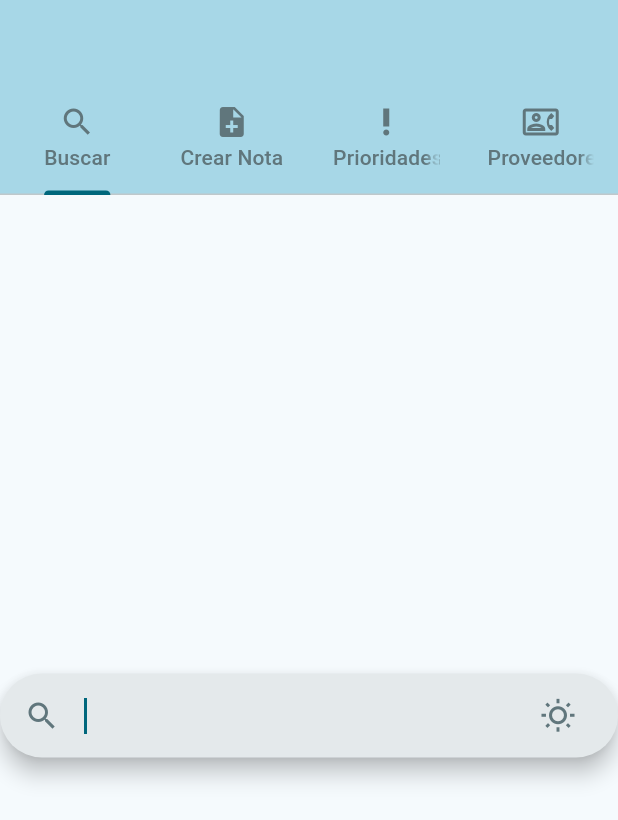
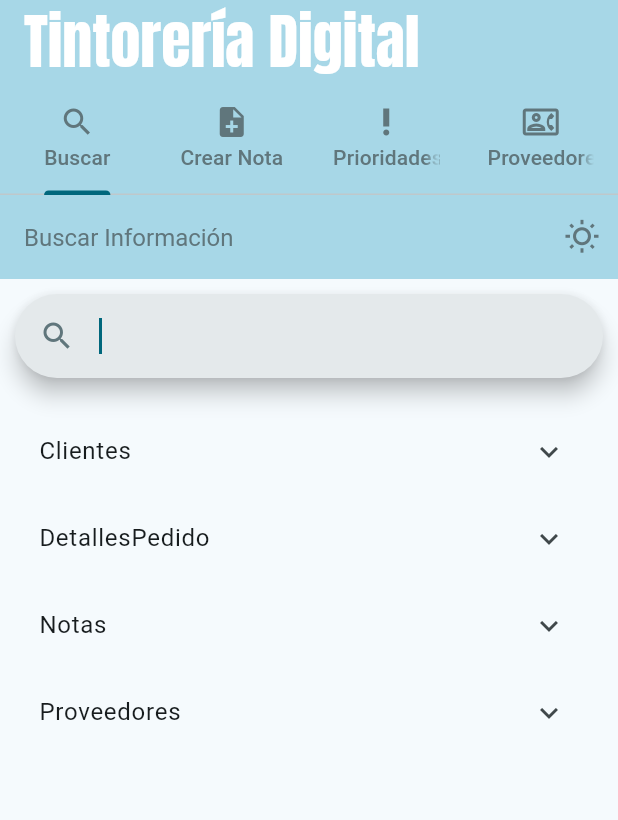
Before and after one commit to inseht/tintoreriadigital, a Flutter app: the screen it shows after launch, after a tap on the "search" icon, on a phone screen of 412 x 824 dp. Shown: the top 820 px of the screen. Run offline on Flutter 3.47's test engine with Material 3 defaults, Android fonts, the phone set to English and light mode, and no system bars; our stand-ins replace flutter_bloc, google_fonts, roundcheckbox, sqflite_common_ffi, syncfusion_flutter_datepicker; missing offline and left inert: appflowy_board, bitsdojo_window; accounts and stored records are empty.

Commit message:
busqueda implementada, falta hacerla bonita e intuitiva

```diff
--- a/lib/bd/bdmodel.dart
+++ b/lib/bd/bdmodel.dart
@@ -108,4 +108,25 @@ class BdModel {
     final db = await inicializarBD();
     await db.insert('Notas', notas);
   }
+
+  static Future<Map<String, List<Map<String, dynamic>>>> obtenerDatosDeTodasLasTablas() async {
+  final db = await inicializarBD();
+
+  // Consultar datos de cada tabla
+  final clientes = await db.query('Cliente');
+  final detallesPedido = await db.query('DetallesPedido');
+  final notas = await db.query('Notas');
+  final proveedores = await db.query('Proveedores');
+
+  await db.close();
+
+  // Retornar los resultados organizados en un mapa
+  return {
+    'Clientes': clientes,
+    'DetallesPedido': detallesPedido,
+    'Notas': notas,
+    'Proveedores': proveedores,
+  };
 }
+
+}
--- a/lib/temas/apptheme.dart
+++ b/lib/temas/apptheme.dart
@@ -25,6 +25,12 @@ class AppTheme {
       labelColor: Color.fromRGBO(96, 118, 124, 1),
       unselectedLabelColor: Color.fromRGBO(96, 118, 124, 1),
     ),
+    textTheme: const TextTheme(
+      titleLarge: TextStyle(
+        fontSize: 16,
+        color: Color.fromRGBO(96, 118, 124, 1),
+      ),
+    ),
   );
 
   // Modo oscuro
--- a/lib/vistas/buscar.dart
+++ b/lib/vistas/buscar.dart
@@ -1,6 +1,5 @@
 import 'package:flutter/material.dart';
-import 'package:sqflite_common_ffi/sqflite_ffi.dart';
-
+import 'package:tintoreriadigital/bd/bdmodel.dart';
 class Buscar extends StatefulWidget {
   const Buscar({super.key});
 
@@ -11,36 +10,111 @@ class Buscar extends StatefulWidget {
 class _BuscarState extends State<Buscar> {
   bool isDark = false;
   final SearchController _controller = SearchController();
+  Map<String, List<Map<String, dynamic>>> datos = {};
+  Map<String, List<Map<String, dynamic>>> resultadosFiltrados = {};
+
+  @override
+  void initState() {
+    super.initState();
+    _cargarDatos();
+    _controller.addListener(_buscarTexto);
+  }
+
+  @override
+  void dispose() {
+    _controller.removeListener(_buscarTexto);
+    _controller.dispose();
+    super.dispose();
+  }
+
+  // Método para cargar los datos de todas las tablas
+  Future<void> _cargarDatos() async {
+    final resultados = await BdModel.obtenerDatosDeTodasLasTablas();
+    setState(() {
+      datos = resultados;
+      resultadosFiltrados = resultados; // Inicialmente, todos los datos se muestran
+    });
+  }
+
+  // Método para buscar coincidencias en todas las tablas
+  void _buscarTexto() {
+    String texto = _controller.text.toLowerCase().trim();
+
+    if (texto.isEmpty) {
+      // Si la barra de búsqueda está vacía, mostrar todos los datos
+      setState(() {
+        resultadosFiltrados = datos;
+      });
+      return;
+    }
+
+    // Filtrar resultados
+    Map<String, List<Map<String, dynamic>>> nuevosResultados = {};
+
+    datos.forEach((tabla, registros) {
+      List<Map<String, dynamic>> coincidencias = registros.where((registro) {
+        // Buscar coincidencias en los valores de cada registro
+        return registro.values.any((valor) =>
+            valor.toString().toLowerCase().contains(texto));
+      }).toList();
+
+      if (coincidencias.isNotEmpty) {
+        nuevosResultados[tabla] = coincidencias;
+      }
+    });
+
+    setState(() {
+      resultadosFiltrados = nuevosResultados;
+    });
+  }
 
   @override
   Widget build(BuildContext context) {
     return Scaffold(
-      body: Center(
-        child: SearchBar(
-          controller: _controller,
-          padding: const MaterialStatePropertyAll<EdgeInsets>(
-            EdgeInsets.symmetric(horizontal: 16.0),
+      appBar: AppBar(
+        title: const Text('Buscar Información'),
+        actions: [
+          IconButton(
+            isSelected: isDark,
+            icon: const Icon(Icons.wb_sunny_outlined),
+            selectedIcon: const Icon(Icons.brightness_2_outlined),
+            onPressed: () {
+              setState(() {
+                isDark = !isDark;
+              });
+            },
           ),
-          onTap: () {
-            _controller.openView();
-          },
-          onChanged: (_) {
-            _controller.openView();
-          },
-          leading: const Icon(Icons.search),
-          trailing: <Widget>[
-            Tooltip(
-              message: 'Cambiar modo de brillo',
-              child: IconButton(
-                isSelected: isDark,
-                onPressed: () {
-                  setState(() {
-                    isDark = !isDark;
-                  });
-                },
-                icon: const Icon(Icons.wb_sunny_outlined),
-                selectedIcon: const Icon(Icons.brightness_2_outlined),
+        ],
+      ),
+      body: Padding(
+        padding: const EdgeInsets.all(10.0),
+        child: Column(
+          children: [
+            // Barra de búsqueda
+            SearchBar(
+              controller: _controller,
+              padding: const WidgetStatePropertyAll<EdgeInsets>(
+                EdgeInsets.symmetric(horizontal: 16.0),
               ),
+              leading: const Icon(Icons.search),
+            ),
+            const SizedBox(height: 20),
+            // Mostrar resultados
+            Expanded(
+              child: resultadosFiltrados.isEmpty
+                  ? const Center(child: Text('No hay coincidencias'))
+                  : ListView(
+                      children: resultadosFiltrados.entries.map((entry) {
+                        return ExpansionTile(
+                          title: Text(entry.key),
+                          children: entry.value.map((item) {
+                            return ListTile(
+                              title: Text(item.toString()),
+                            );
+                          }).toList(),
+                        );
+                      }).toList(),
+                    ),
             ),
           ],
         ),
--- a/lib/vistas/vistaPrincipal.dart
+++ b/lib/vistas/vistaPrincipal.dart
@@ -24,6 +24,16 @@ class _MainViewState extends State<MainView> with SingleTickerProviderStateMixin
   Widget build(BuildContext context) {
     return Scaffold(
       appBar: AppBar(
+title: Text(
+  'Tintorería Digital',
+  style: GoogleFonts.anton(
+    color: Colors.white,
+    fontSize:40,
+  ),
+),
+
+
+
         bottom: TabBar(
           controller: _tabController,
           tabs: const [
```
